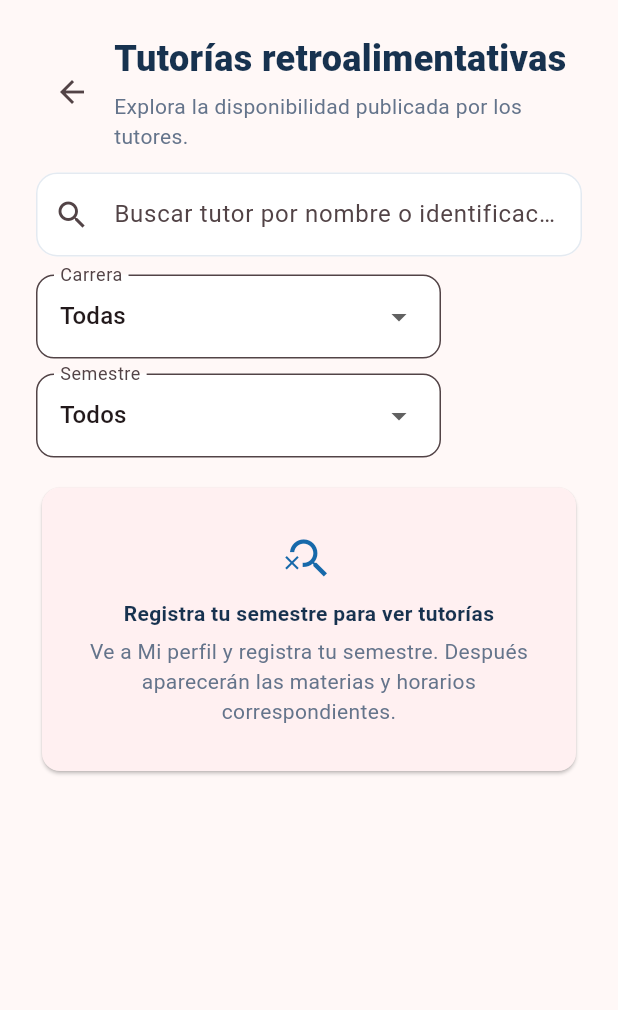
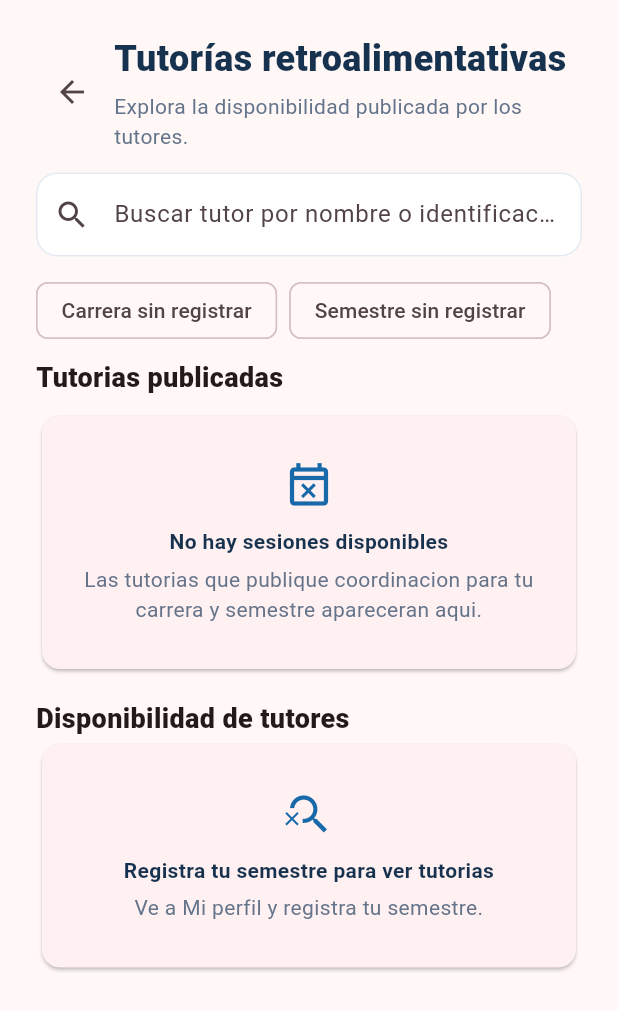
Before and after one commit to ErrorCape8/SearchTeach_P.A, a Flutter app: the StudentTutoringView widget shown alone on an empty page, opened directly with empty values, after a tap on "Tutorías retroalimentativas", on a phone screen of 412 x 824 dp. Shown: the top 1010 px of the screen. Run offline on Flutter 3.47's test engine with Material 3 defaults, Android fonts, the phone set to English and light mode, and no system bars; our stand-ins replace dio, file_picker, firebase_core, firebase_messaging, flutter_local_notifications, flutter_riverpod and 3 more; missing offline and left inert: livekit_client; accounts and stored records are empty; network calls fail.

Commit message:
Livekit hotfix

```diff
--- a/flutter/lib/features/estudiante/student_dashboard_tutoring.dart
+++ b/flutter/lib/features/estudiante/student_dashboard_tutoring.dart
@@ -33,31 +33,15 @@ class StudentTutoringView extends ConsumerStatefulWidget {
 class _StudentTutoringViewState extends ConsumerState<StudentTutoringView> {
   String? _section;
   String _query = '';
-  String _career = 'Todas';
-  String _semester = 'Todos';
 
   @override
   void initState() {
     super.initState();
-    final studentCareer = widget.data.profile.career.trim();
-    if (studentCareer.isNotEmpty) _career = studentCareer;
-    if (widget.data.profile.semester > 0) {
-      _semester = '${widget.data.profile.semester}';
-    }
   }
 
   @override
   void didUpdateWidget(covariant StudentTutoringView oldWidget) {
     super.didUpdateWidget(oldWidget);
-    if (widget.data.profile.semester != oldWidget.data.profile.semester &&
-        widget.data.profile.semester > 0) {
-      _semester = '${widget.data.profile.semester}';
-    }
-    if (widget.data.profile.career != oldWidget.data.profile.career) {
-      _career = widget.data.profile.career.trim().isEmpty
-          ? 'Todas'
-          : widget.data.profile.career.trim();
-    }
     if (widget.focusRequest != oldWidget.focusRequest) {
       _section = widget.focusSection;
     }
@@ -281,45 +265,26 @@ class _StudentTutoringViewState extends ConsumerState<StudentTutoringView> {
   }
 
   Widget _availableTutors() {
-    final careers = {
-      'Todas',
-      if (_career != 'Todas') _career,
-      ...widget.data.tutors
-          .expand(
-              (tutor) => tutor.careers.isEmpty ? [tutor.career] : tutor.careers)
-          .where((v) => v.isNotEmpty)
-    }.toList()
-      ..sort();
-    final semesters = {
-      'Todos',
-      if (widget.data.profile.semester > 0)
-        '${widget.data.profile.semester}',
-      ...widget.data.tutors
-          .map((tutor) => '${tutor.semester}')
-          .where((v) => v != '0')
-    }.toList()
-      ..sort((a, b) => a == 'Todos'
-          ? -1
-          : b == 'Todos'
-              ? 1
-              : a.compareTo(b));
+    final career = widget.data.profile.career.trim().toLowerCase();
+    final semester = widget.data.profile.semester;
     final filtered = widget.data.tutors.where((tutor) {
       final matchesQuery = '${tutor.name} ${tutor.teacherId}'
           .toLowerCase()
           .contains(_query.trim().toLowerCase());
-      return matchesQuery &&
-          (_career == 'Todas' ||
-              tutor.careers.any((career) => career.trim().toLowerCase() == _career.trim().toLowerCase()) ||
-              tutor.career.trim().toLowerCase() == _career.trim().toLowerCase()) &&
-          (_semester == 'Todos' || '${tutor.semester}' == _semester);
+      final matchesCareer = career.isEmpty ||
+          tutor.career.trim().toLowerCase() == career ||
+          tutor.careers.any((item) => item.trim().toLowerCase() == career);
+      final matchesSemester = semester <= 0 || tutor.semester == semester;
+      return matchesQuery && matchesCareer && matchesSemester;
     }).toList();
+    final published = widget.data.availableGroupSessions;
     return ListView(
       padding: const EdgeInsets.fromLTRB(24, 14, 24, 32),
       children: [
         TextField(
           onChanged: (value) => setState(() => _query = value),
           decoration: InputDecoration(
-            hintText: 'Buscar tutor por nombre o identificación',
+            hintText: 'Buscar tutor por nombre o identificacion',
             prefixIcon: const Icon(Icons.search),
             filled: true,
             fillColor: Colors.white,
@@ -334,46 +299,67 @@ class _StudentTutoringViewState extends ConsumerState<StudentTutoringView> {
           ),
         ),
         const SizedBox(height: 12),
-        Wrap(
-          spacing: 12,
-          runSpacing: 10,
-          children: [
-            _FilterDropdown(
-              label: 'Carrera',
-              value: _career,
-              values: careers,
-              onChanged: (value) => setState(() => _career = value),
+        Wrap(spacing: 8, children: [
+          Chip(label: Text(widget.data.profile.career.isEmpty
+              ? 'Carrera sin registrar'
+              : widget.data.profile.career)),
+          Chip(label: Text(semester > 0 ? 'Semestre $semester' : 'Semestre sin registrar')),
+        ]),
+        const SizedBox(height: 8),
+        const Text('Tutorias publicadas', style: TextStyle(fontSize: 18, fontWeight: FontWeight.w800)),
+        const SizedBox(height: 8),
+        if (published.isEmpty)
+          const _EmptyCard(
+            icon: Icons.event_busy_outlined,
+            title: 'No hay sesiones disponibles',
+            message: 'Las tutorias que publique coordinacion para tu carrera y semestre apareceran aqui.',
+          )
+        else
+          for (final session in published)
+            Card(
+              margin: const EdgeInsets.only(bottom: 10),
+              child: Padding(
+                padding: const EdgeInsets.all(16),
+                child: Column(crossAxisAlignment: CrossAxisAlignment.start, children: [
+                  Text(session.subject, style: const TextStyle(fontWeight: FontWeight.w800, fontSize: 16)),
+                  const SizedBox(height: 5),
+                  Text('Docente ${session.teacherId} | ${session.technology} | Semestre ${session.semester}'),
+                  if (session.start != null && session.end != null)
+                    Text('${_longDate(session.start!.toLocal())} | ${TimeOfDay.fromDateTime(session.start!.toLocal()).format(context)}-${TimeOfDay.fromDateTime(session.end!.toLocal()).format(context)}'),
+                  if (session.modality.isNotEmpty) Text('Modalidad: ${_groupSessionModality(session.modality)}'),
+                  Text('${5 - session.studentCount} cupos disponibles'),
+                  Align(
+                    alignment: Alignment.centerRight,
+                    child: FilledButton(
+                      onPressed: session.start == null || session.end == null
+                          ? null
+                          : () => widget.onJoinPublishedSession(session),
+                      child: const Text('Inscribirme'),
                     ),
-            _FilterDropdown(
-              label: 'Semestre',
-              value: _semester,
-              values: semesters,
-              onChanged: (value) => setState(() => _semester = value),
                   ),
-          ],
+                ]),
+              ),
             ),
         const SizedBox(height: 16),
+        const Text('Disponibilidad de tutores', style: TextStyle(fontSize: 18, fontWeight: FontWeight.w800)),
         if (filtered.isEmpty)
           _EmptyCard(
             icon: Icons.search_off,
-            title: widget.data.profile.semester <= 0
-                ? 'Registra tu semestre para ver tutorías'
-                : 'No encontramos tutorías de tu semestre',
-            message: widget.data.profile.semester <= 0
-                ? 'Ve a Mi perfil y registra tu semestre. Después aparecerán las materias y horarios correspondientes.'
-                : 'Aún no hay docentes con horarios publicados para las materias de ${widget.data.profile.career}, semestre ${widget.data.profile.semester}.',
+            title: semester <= 0
+                ? 'Registra tu semestre para ver tutorias'
+                : 'No encontramos horarios de tutor disponible',
+            message: semester <= 0
+                ? 'Ve a Mi perfil y registra tu semestre.'
+                : 'No hay docentes con horarios recurrentes para ${widget.data.profile.career}, semestre $semester.',
           )
         else
-          ...filtered.map(
-            (tutor) => _TutorCard(
+          ...filtered.map((tutor) => _TutorCard(
                 tutor: tutor,
                 onEnroll: () => widget.onEnroll(tutor),
-            ),
-          ),
+              )),
       ],
     );
   }
-
   Widget _projectSpaces() {
     final career = widget.data.profile.career.trim();
     final spaces = widget.data.projectSpaces
@@ -659,14 +645,11 @@ class _GroupChatAndCallCard extends StatelessWidget {
         session.state != 'FINALIZADA' &&
         start != null &&
         end != null &&
-        !now.isBefore(start.subtract(const Duration(minutes: 15))) &&
         !now.isAfter(end.add(const Duration(hours: 1)));
     final joinLabel = session.state == 'FINALIZADA'
         ? 'Videollamada finalizada'
         : !virtual
             ? 'Sesión presencial'
-            : start != null && now.isBefore(start.subtract(const Duration(minutes: 15)))
-                ? 'Disponible 15 min antes'
             : canJoin
                 ? 'Unirme a videoconferencia'
                 : 'Videollamada cerrada';
```
Also changed, not shown: flutter/lib/features/estudiante/student_dashboard_page.dart (+3 -15 lines), 2 other files. Lines whose indentation alone changed are shown as unchanged.
